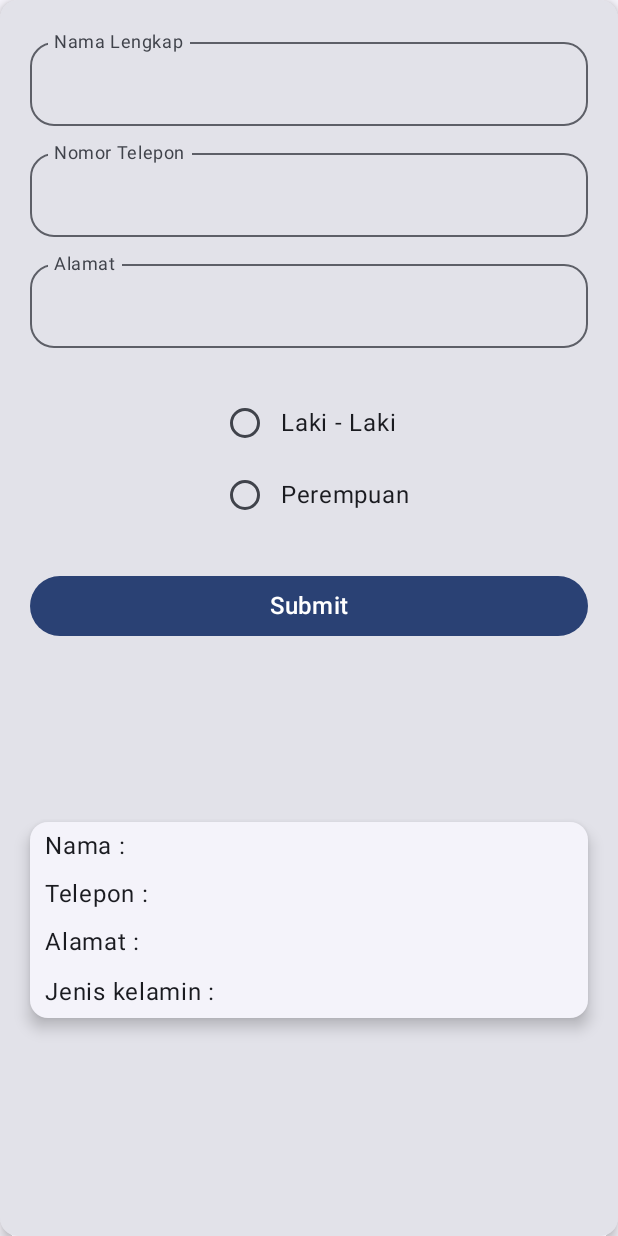
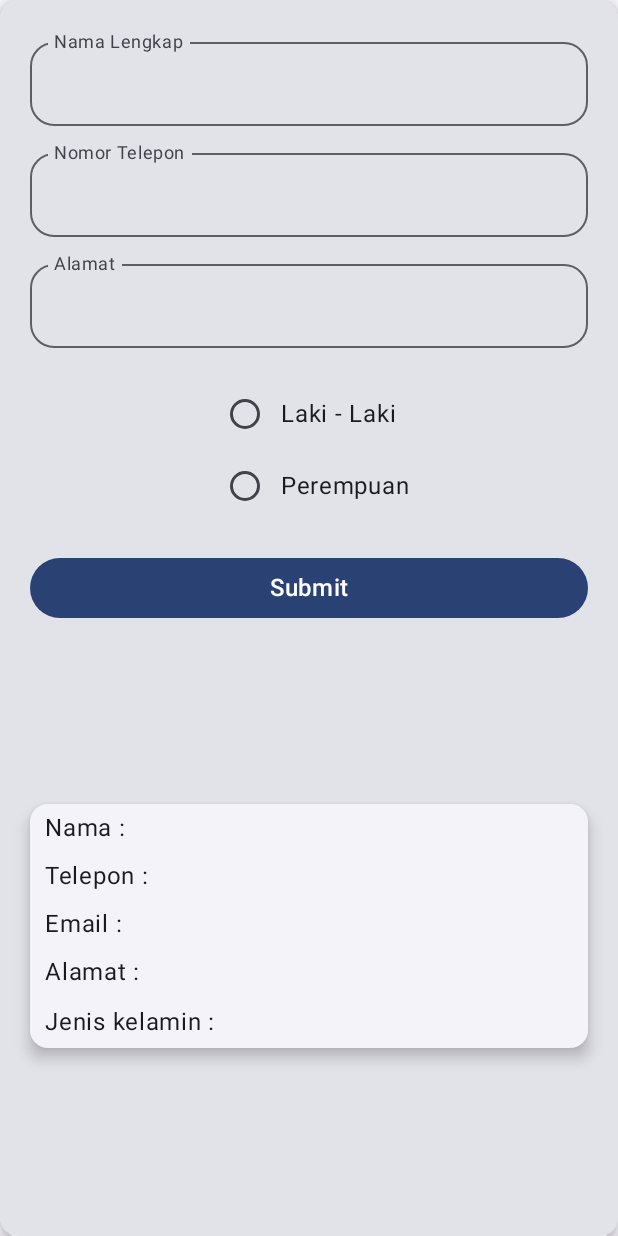
Before and after one commit to dhiooawp/Exercise1_142, an Android app built with Jetpack Compose: the screen it shows after launch (MainActivity), after a tap on "Submit", on a phone screen of 412 x 824 dp. Run offline under Robolectric (Android 15) with nearby library versions, the phone set to English and light mode, and no system bars.

Commit message:
menambahkan variabel email di dalam class cobaviewmodal

```diff
--- a/app/src/main/java/com/example/pertemuan5/MainActivity.kt
+++ b/app/src/main/java/com/example/pertemuan5/MainActivity.kt
@@ -66,7 +66,7 @@ fun SeleckJK(
     onSelectionChanged: (String) -> Unit = {}
 ){
     var selectedValue by rememberSaveable { mutableStateOf(" ") }
-    Column (Modifier.padding(16.dp)){
+    Column (Modifier.padding(10.dp)){
         options.forEach{ item ->
             Row (
                 modifier = Modifier.selectable(
@@ -92,7 +92,7 @@ fun SeleckJK(
 }
 
 @Composable
-fun TextHasil(namanya: String, telponnya: String, alamatnya: String,jenisnya: String){
+fun TextHasil(namanya: String, telponnya: String, emailnya: String,alamatnya: String,jenisnya: String){
     ElevatedCard(
         elevation = CardDefaults.cardElevation(
             defaultElevation = 6.dp
@@ -105,6 +105,10 @@ fun TextHasil(namanya: String, telponnya: String, alamatnya: String,jenisnya: St
         )
         Text(
             text = "Telepon : " + telponnya,
+            modifier = Modifier.padding(horizontal = 10.dp, vertical = 4.dp)
+        )
+        Text(
+            text = "Email : " + emailnya,
             modifier = Modifier.padding(horizontal = 10.dp, vertical = 4.dp)
         )
         Text(
@@ -123,6 +127,7 @@ fun TextHasil(namanya: String, telponnya: String, alamatnya: String,jenisnya: St
 fun TampilForm(cobaviewmodel: cobaviewmodel = viewModel()){
     var textNama by remember { mutableStateOf(" ")}
     var textTlp by remember { mutableStateOf(" ")}
+    var textEml by remember { mutableStateOf(" ")}
     var textAlmt by remember { mutableStateOf(" ")}
 
     val context = LocalContext.current
@@ -169,7 +174,7 @@ fun TampilForm(cobaviewmodel: cobaviewmodel = viewModel()){
     Button(
         modifier = Modifier.fillMaxWidth(),
         onClick = {
-            cobaviewmodel.insertData(textNama, textTlp, textAlmt, dataform.sex)
+            cobaviewmodel.insertData(textNama, textTlp, textAlmt, textEml,dataform.sex)
         }
     ) {
         Text(
@@ -178,7 +183,7 @@ fun TampilForm(cobaviewmodel: cobaviewmodel = viewModel()){
         )
     }
     Spacer(modifier = Modifier.height(100.dp))
-    TextHasil(namanya = cobaviewmodel.namaUsr, telponnya = cobaviewmodel.noTlp, cobaviewmodel.alamat, jenisnya = cobaviewmodel.jenisKL)
+    TextHasil(namanya = cobaviewmodel.namaUsr, telponnya = cobaviewmodel.noTlp, cobaviewmodel.alamat, cobaviewmodel.email,jenisnya = cobaviewmodel.jenisKL)
 }
 
 @Composable
--- a/app/src/main/java/com/example/pertemuan5/cobaviewmodel.kt
+++ b/app/src/main/java/com/example/pertemuan5/cobaviewmodel.kt
@@ -15,6 +15,8 @@ class cobaviewmodel : ViewModel(){
         private set
     var noTlp : String by mutableStateOf(" ")
         private set
+    var email : String by mutableStateOf(" ")
+        private set
     var alamat : String by mutableStateOf(" ")
         private set
     var jenisKL : String by mutableStateOf(" ")
@@ -22,9 +24,10 @@ class cobaviewmodel : ViewModel(){
     private val _uiState = MutableStateFlow(dataform())
     val uiState: StateFlow<dataform> = _uiState.asStateFlow()
 
-    fun insertData(nm: String, tlp: String, almt: String,jk: String){
+    fun insertData(nm: String, tlp: String, eml: String,almt: String,jk: String){
         namaUsr = nm;
         noTlp = tlp;
+        email = eml;
         alamat = almt;
         jenisKL = jk;
     }
```
